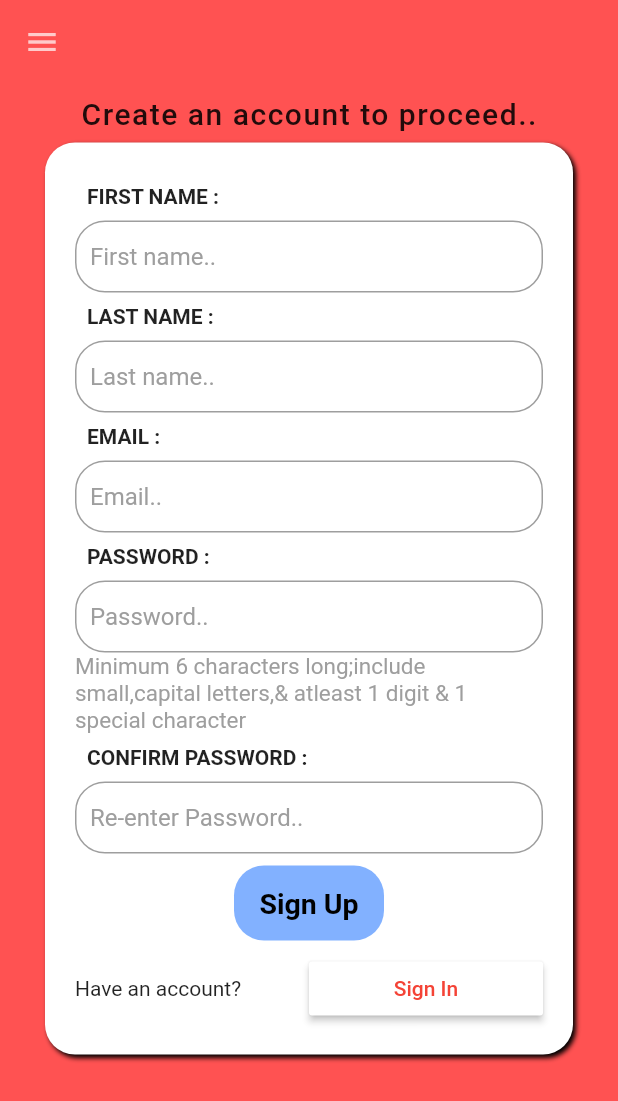
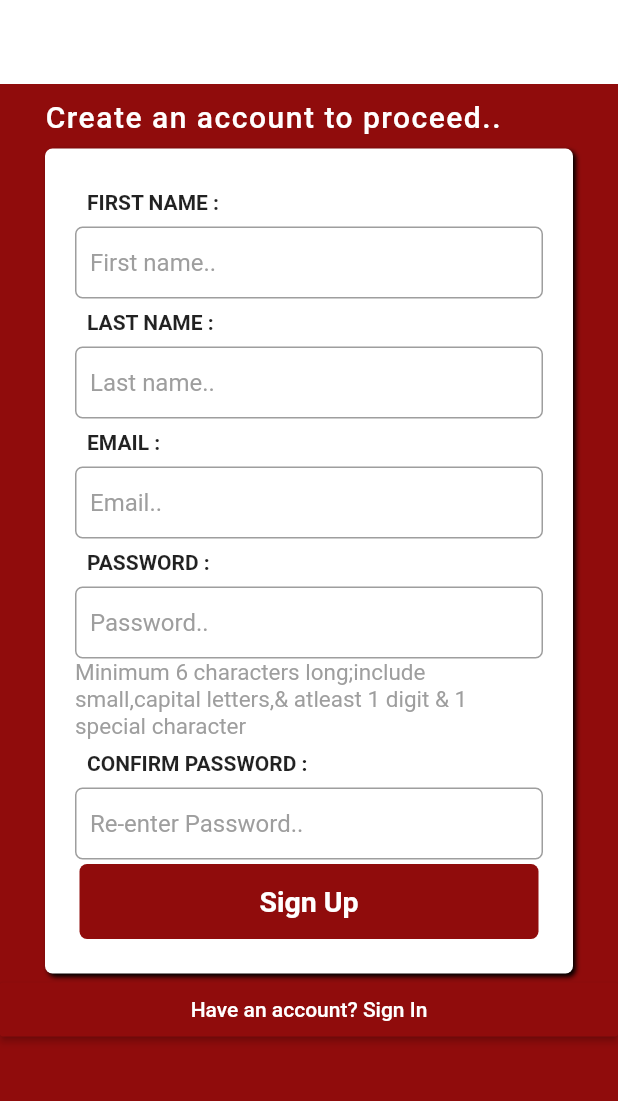
Before and after one commit to ritvikjoshi79/Redpositive_AppIntern_2_project, a Flutter app: the screen it shows after launch, after a tap on "Sign Up", on a phone screen of 412 x 824 dp. Shown: the top 1101 px of the screen. Run offline on Flutter 3.47's test engine with Material 2 defaults, Android fonts, the phone set to English and light mode, and no system bars; our stand-ins replace cloud_firestore, firebase_auth; accounts and stored records are empty.

Commit message:
Update Sign_Up.dart

```diff
--- a/lib/NotSignIn/Sign_Up.dart
+++ b/lib/NotSignIn/Sign_Up.dart
@@ -41,18 +41,18 @@ class _SignInState extends State<SignIn> {
           fontSize: 16.0,
         ),
         border: OutlineInputBorder(
-          borderRadius: BorderRadius.circular(20.0),
+          borderRadius: BorderRadius.circular(5.0),
         ),
       ),);
   }
   @override
   Widget build(BuildContext context) {
     return Scaffold(
-      backgroundColor: Colors.redAccent,
+      backgroundColor:  Color(0xff900C0C),
       appBar: AppBar(
         elevation: 0.0,
         iconTheme: IconThemeData(color: Colors.white70), // change the drawer burger color,
-        backgroundColor: Colors.redAccent,
+        backgroundColor: Colors.white,
       ),
       drawer: Burger(),
 
@@ -65,18 +65,19 @@ class _SignInState extends State<SignIn> {
 
         child: SingleChildScrollView(
           child: Column(mainAxisAlignment: MainAxisAlignment.center,
+            crossAxisAlignment: CrossAxisAlignment.start,
             children: <Widget>[
               Padding(
-                padding: const EdgeInsets.all(8.0),
+                padding: const EdgeInsets.symmetric(horizontal: 30.0, vertical: 10.0),
                 child: Text("Create an account to proceed..",
-
+                    textAlign: TextAlign.left,
                     style: TextStyle(fontSize: 20.0 ,
-                        fontWeight: FontWeight.w500 , letterSpacing: 1)),
+                        fontWeight: FontWeight.w500 , letterSpacing: 1,color: Colors.white)),
               ),
               Container(
                 padding: EdgeInsets.all(20.0),
                 decoration: BoxDecoration(
-                    borderRadius: BorderRadius.circular(20.0),
+                    borderRadius: BorderRadius.circular(5.0),
                     color: Colors.white,
                     boxShadow: [BoxShadow(
                       color:  Colors.black,
@@ -132,7 +133,7 @@ class _SignInState extends State<SignIn> {
                       passwordcontroller),
                       Center(
                         child: Padding(
-                          padding: const EdgeInsets.all(8.0),
+                          padding: const EdgeInsets.all(3.0),
                           child: GestureDetector(
                             onTap: (){
 
@@ -152,15 +153,16 @@ class _SignInState extends State<SignIn> {
                             },
                             child: Container(
                               height: 50,
-                              width: 100,
+                              width: 7000,
                               decoration: BoxDecoration(
-                                  color: Colors.blueAccent[100],
-                                  borderRadius: BorderRadius.circular(20)
+                                  color:  Color(0xff900C0C),
+                                  borderRadius: BorderRadius.circular(5.0)
                               ),
                               child: Center(
+
                                 child: Text(
                                   'Sign Up',
-                                  style: TextStyle(color: Colors.black ,
+                                  style: TextStyle(color: Colors.white ,
                                       fontWeight: FontWeight.bold,
                                       fontSize: 19),
                                 ),
@@ -169,16 +171,19 @@ class _SignInState extends State<SignIn> {
                           ),
                         ),
                       ),
+                      ],
+                  ),
+                ),
+              ),
               Row(crossAxisAlignment: CrossAxisAlignment.center,
                 children: <Widget>[
-                          Expanded(child: Text('Have an account?'),),
                   Expanded(
                     child: RaisedButton(padding: EdgeInsets.symmetric(horizontal: 1.0),
-                              color: Colors.white,
+                      color:  Color(0xff900C0C),
                       child: Text(
-                                'Sign In',
+                        'Have an account? Sign In',
                         textAlign: TextAlign.right,
-                                style: TextStyle(color: Colors.red),
+                        style: TextStyle(color: Colors.white),
                       ),
                       onPressed: () {
                         Navigator.pop(context);
@@ -190,10 +195,6 @@ class _SignInState extends State<SignIn> {
               ),],
           ),
         ),
-              )
-            ],
-          ),
-        ),
       ),
     );
   }
```
Lines whose indentation alone changed are shown as unchanged.
